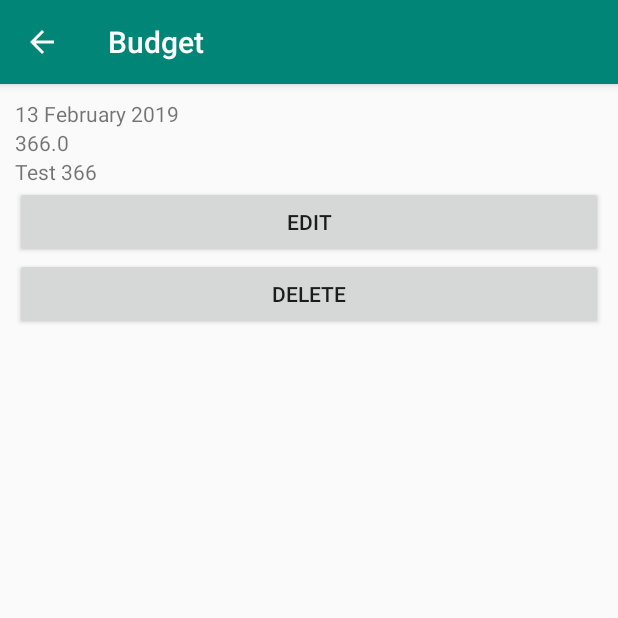
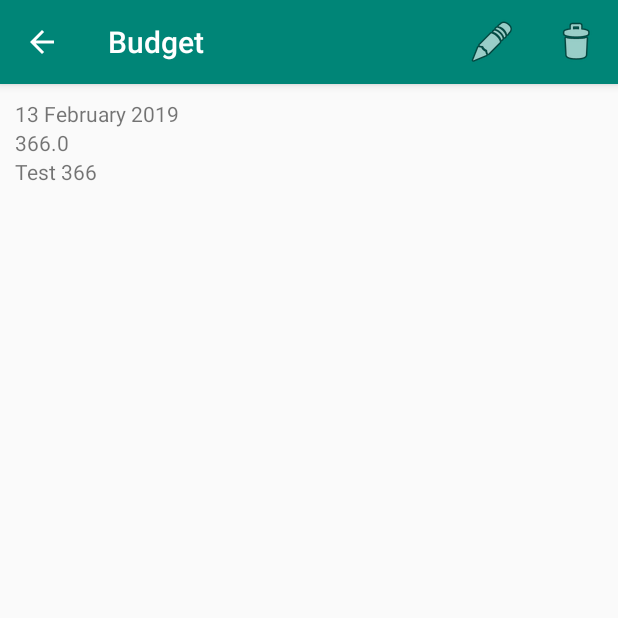
Before and after one commit to arif-ahmad/android-budget-mobile, an Android app: the ViewEntriesActivity screen opened directly, with no data from a screen before it, after a tap on an icon or button, on a phone screen of 412 x 824 dp, the top half of it. Run offline under Robolectric (Android 15) with nearby library versions, the phone set to English and light mode, and no system bars; our stand-ins replace Room's generated code.

Commit message:
Added additional menu app bar for entry details activity

```diff
--- a/app/src/main/java/com/example/budget/Databases/AppDb/Helpers/EntryHelper.java
+++ b/app/src/main/java/com/example/budget/Databases/AppDb/Helpers/EntryHelper.java
@@ -1,4 +1,22 @@
 package com.example.budget.Databases.AppDb.Helpers;
 
+import com.example.budget.Databases.AppDb.Entities.Entry;
+
+import java.util.List;
+
 public class EntryHelper {
+    public static double getTotalAmount(List<Entry> entries){
+        double total = 0;
+        for(Entry entry : entries){
+            switch(entry.type){
+                case "in":
+                    total = total + entry.amount;
+                    break;
+                case "out":
+                    total = total - entry.amount;
+                    break;
+            }
+        }
+        return total;
+    }
 }
--- a/app/src/main/java/com/example/budget/EntryDetailsActivity.java
+++ b/app/src/main/java/com/example/budget/EntryDetailsActivity.java
@@ -8,6 +8,7 @@ import android.content.DialogInterface;
 import android.content.Intent;
 import android.support.v7.app.AppCompatActivity;
 import android.os.Bundle;
+import android.view.Menu;
 import android.view.MenuItem;
 import android.view.View;
 import android.view.inputmethod.InputMethodManager;
@@ -70,16 +71,11 @@ public class EntryDetailsActivity extends AppCompatActivity {
         ViewHolder.RadioButtonTypeIn = (RadioButton) findViewById(R.id.radio_button_type_in);
         ViewHolder.RadioButtonTypeOut = (RadioButton) findViewById(R.id.radio_button_type_out);
         ViewHolder.ButtonCancelEdit = (Button) findViewById(R.id.button_cancel_edit);
-        ViewHolder.ButtonEditEntry =(Button) findViewById(R.id.button_edit_entry);
         ViewHolder.EditTextDate = (EditText) findViewById(R.id.edit_text_date);
         ViewHolder.RadioGroupType = (RadioGroup) findViewById(R.id.radio_group_type);
-        ViewHolder.ButtonDeleteEntry = (Button) findViewById(R.id.button_delete_entry);
     }
 
-    private void addListeners(){
-        ViewHolder.ButtonEditEntry.setOnClickListener(new View.OnClickListener() {
-            @Override
-            public void onClick(View v) {
+    private void startEdit(){
         ViewHolder.DetailsContainer.setVisibility(View.GONE);
         ViewHolder.EditTextAmount.setText(String.valueOf(selectedEntry.amount));
         ViewHolder.EditTextDescription.setText(selectedEntry.description);
@@ -98,13 +94,9 @@ public class EntryDetailsActivity extends AppCompatActivity {
         editedEntry.type = selectedEntry.type;
         editedEntry.date = selectedEntry.date;
         ViewHolder.EditContainer.setVisibility(View.VISIBLE);
+    }
 
-            }
-        });
-
-        ViewHolder.ButtonConfirmEntryEdit.setOnClickListener(new View.OnClickListener() {
-            @Override
-            public void onClick(View v) {
+    private void confirmEdit(){
         Double amount  = Double.valueOf(ViewHolder.EditTextAmount.getText().toString());
         String description = ViewHolder.EditTextDescription.getText().toString();
         String type = "";
@@ -136,20 +128,24 @@ public class EntryDetailsActivity extends AppCompatActivity {
         AndroidHelper.hideKeyboard(currentActivity);
         ViewHolder.EditContainer.setVisibility(View.GONE);
         ViewHolder.DetailsContainer.setVisibility(View.VISIBLE);
+    }
 
-
-
-            }
-        });
-
-        ViewHolder.ButtonDeleteEntry.setOnClickListener(new View.OnClickListener() {
-            @Override
-            public void onClick(View v) {
+    private void deleteEntry(){
         AppDatabase appDatabase = AppDatabaseFactory.getInstance();
         appDatabase.entryDao().delete(selectedEntry.id);
         currentActivity.finish();
     }
+
+    private void addListeners(){
+
+
+        ViewHolder.ButtonConfirmEntryEdit.setOnClickListener(new View.OnClickListener() {
+            @Override
+            public void onClick(View v) {
+                confirmEdit();
+            }
         });
+
 
         ViewHolder.EditTextDate.setOnClickListener(new View.OnClickListener() {
             @Override
@@ -222,9 +218,23 @@ public class EntryDetailsActivity extends AppCompatActivity {
         ViewHolder.TextViewAmount.setText(String.valueOf(selectedEntry.amount));
         ViewHolder.TextViewDescription.setText(selectedEntry.description);
     }
+
+
     @Override
-    public boolean onOptionsItemSelected(MenuItem item) {
-        switch (item.getItemId()) {
+    public boolean onCreateOptionsMenu(Menu menu){
+        getMenuInflater().inflate(R.menu.menu_main, menu);
+        return true;
+    }
+
+    @Override
+    public boolean onOptionsItemSelected(MenuItem item){
+        switch(item.getItemId()){
+            case R.id.edit:
+                startEdit();
+                break;
+            case R.id.delete:
+                deleteEntry();
+                break;
             case android.R.id.home:
                 onBackPressed();
                 return true;
--- a/app/src/main/java/com/example/budget/ViewEntriesActivity.java
+++ b/app/src/main/java/com/example/budget/ViewEntriesActivity.java
@@ -12,6 +12,7 @@ import android.widget.TextView;
 import com.example.budget.CustomAdapters.ListViews.EntryAdapter;
 import com.example.budget.Databases.AppDb.AppDatabaseFactory;
 import com.example.budget.Databases.AppDb.Entities.Entry;
+import com.example.budget.Databases.AppDb.Helpers.EntryHelper;
 import com.example.budget.Helpers.DateHelper;
 
 import java.time.LocalDate;
@@ -25,11 +26,13 @@ public class ViewEntriesActivity extends AppCompatActivity {
         public static EditText EditTextStartDate = null;
         public static EditText EditTextEndDate = null;
         public static TextView TextTotalEntries = null;
+        public static TextView TextTotalAmount = null;
     }
     public void initialiseViewHolder(){
         ViewHolder.EditTextStartDate = (EditText) findViewById(R.id.edit_text_start_date);
         ViewHolder.EditTextEndDate = (EditText) findViewById(R.id.edit_text_end_date);
         ViewHolder.TextTotalEntries = (TextView) findViewById(R.id.text_total_entries);
+        ViewHolder.TextTotalAmount = (TextView) findViewById(R.id.text_total_amount);
     }
 
     private void addListeners(){
@@ -89,9 +92,11 @@ public class ViewEntriesActivity extends AppCompatActivity {
                 .getWithinDateRange(DateHelper.LocalDateToUnixTimestamp(selectedStartDate),DateHelper.LocalDateToUnixTimestamp(selectedEndDate));
 
         int totalEntries = entries.size();
+        double totalAmount = EntryHelper.getTotalAmount(entries);
 
 
         ViewHolder.TextTotalEntries.setText("Total Entries : "+String.valueOf(totalEntries));
+        ViewHolder.TextTotalAmount.setText(String.valueOf(totalAmount));
 
         EntryAdapter entryAdapter = new EntryAdapter(entries,getApplicationContext());
 
--- a/app/src/main/res/layout/activity_entry_details.xml
+++ b/app/src/main/res/layout/activity_entry_details.xml
@@ -23,16 +23,6 @@
             android:id="@+id/text_view_description"
             android:layout_width="match_parent"
             android:layout_height="wrap_content" />
-        <Button
-            android:id="@+id/button_edit_entry"
-            android:layout_width="match_parent"
-            android:layout_height="wrap_content"
-            android:text="EDIT"/>
-        <Button
-            android:id="@+id/button_delete_entry"
-            android:layout_width="match_parent"
-            android:layout_height="wrap_content"
-            android:text="DELETE"/>
     </LinearLayout>
 
     <LinearLayout
--- /dev/null
+++ b/app/src/main/res/menu/menu_main.xml
@@ -0,0 +1,11 @@
+<menu xmlns:android="http://schemas.android.com/apk/res/android"
+    xmlns:app="http://schemas.android.com/apk/res-auto"
+    xmlns:tools="http://schemas.android.com/tools" tools:context=".MainActivity">
+
+    <item
+        android:id="@+id/edit" android:icon="@android:drawable/ic_menu_edit" app:showAsAction="always"
+        android:title="Edit"/>
+    <item
+        android:id="@+id/delete" android:icon="@android:drawable/ic_menu_delete" app:showAsAction="always"
+        android:title="Delete"/>
+</menu>
```
Lines whose indentation alone changed are shown as unchanged.
